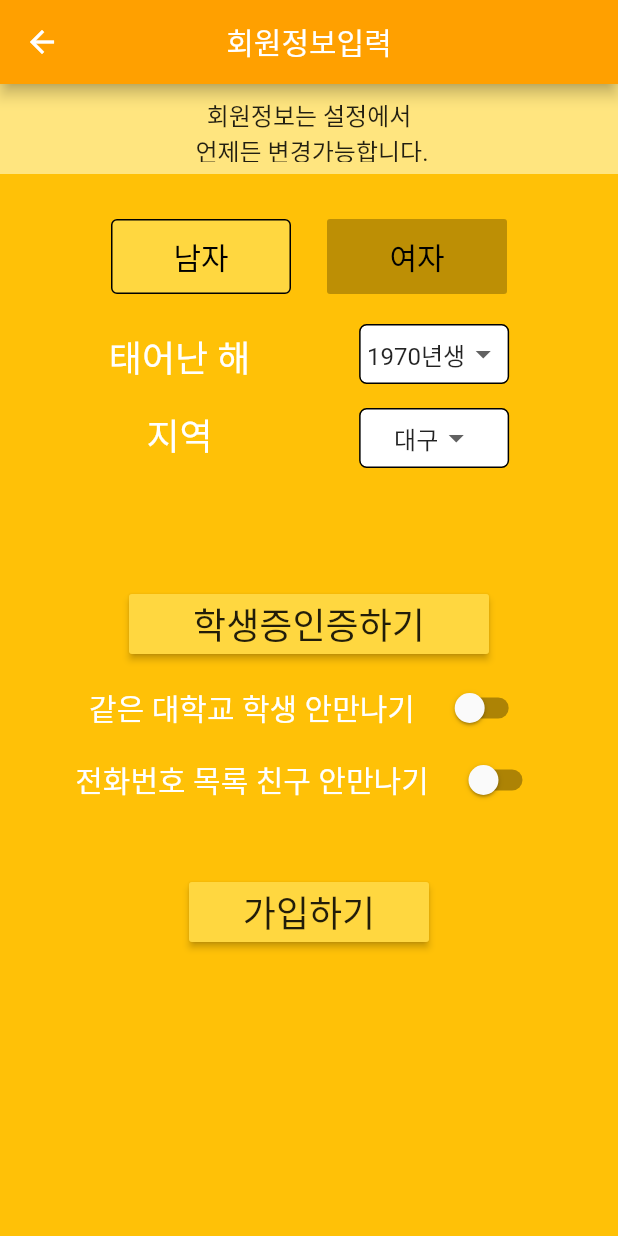
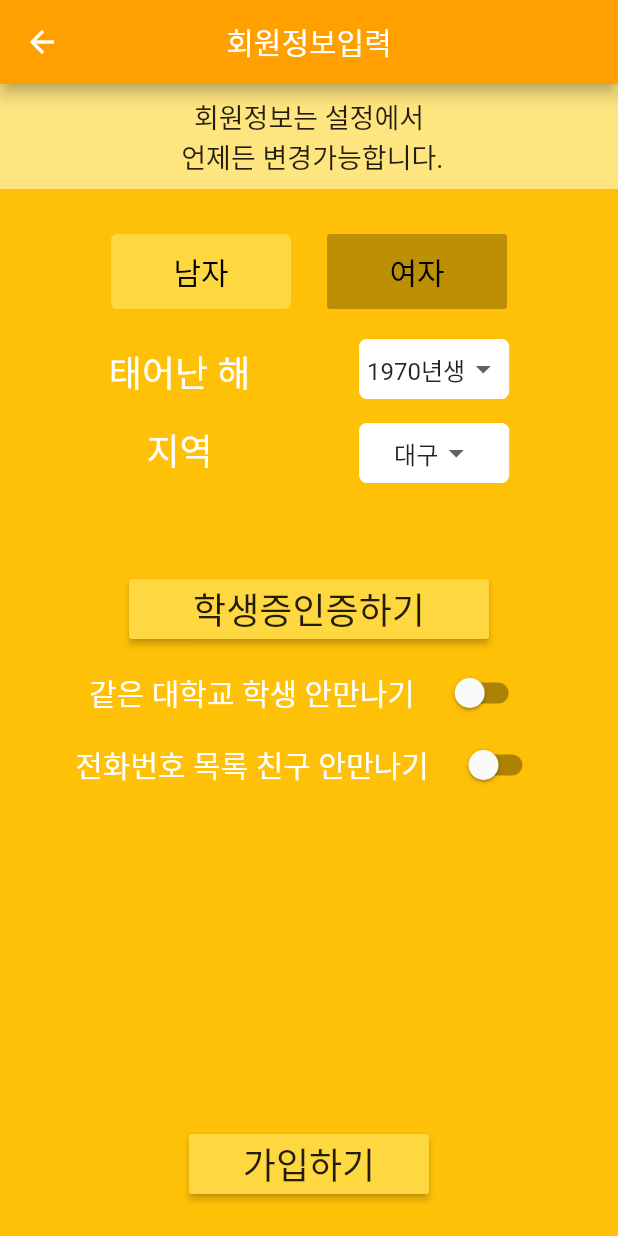
Before and after one commit to oaojjj/anony-chat, a Flutter app: the RegisterPage screen opened directly, on a phone screen of 412 x 824 dp. Run offline on Flutter 3.47's test engine with Material 2 defaults, Android fonts, the phone set to English and light mode, and no system bars; accounts and stored records are empty.

Commit message:
feat: 회원정보입력 페이지 non border version

```diff
--- a/lib/ui/page/register_page.dart
+++ b/lib/ui/page/register_page.dart
@@ -58,12 +58,12 @@ class _RegisterPageState extends State<RegisterPage> {
             child: Container(
               padding: EdgeInsets.all(8.0),
               color: Colors.amberAccent[100],
-              height: 60.0,
+              height: 70.0,
               width: double.infinity,
               child: Text(
                 '회원정보는 설정에서\n 언제든 변경가능합니다.',
                 textAlign: TextAlign.center,
-                style: TextStyle(fontSize: 16.0),
+                style: TextStyle(fontSize: 18.0),
               ),
             ),
           ),
@@ -78,8 +78,7 @@ class _RegisterPageState extends State<RegisterPage> {
                   ButtonTheme(
                     shape: sexBtnColor
                         ? RoundedRectangleBorder(
-                            borderRadius: BorderRadius.circular(4.0),
-                            side: BorderSide(color: Colors.black))
+                            borderRadius: BorderRadius.circular(4.0))
                         : null,
                     minWidth: 120.0,
                     height: 50.0,
@@ -100,8 +99,7 @@ class _RegisterPageState extends State<RegisterPage> {
                     shape: sexBtnColor
                         ? null
                         : RoundedRectangleBorder(
-                            borderRadius: BorderRadius.circular(4.0),
-                            side: BorderSide(color: Colors.black)),
+                            borderRadius: BorderRadius.circular(4.0)),
                     minWidth: 120.0,
                     height: 50.0,
                     child: FlatButton(
@@ -121,7 +119,8 @@ class _RegisterPageState extends State<RegisterPage> {
             ),
           ),
           SizedBox(height: 20.0),
-          Center(
+          Expanded(
+            child: Center(
               child: Column(
                 children: [
                   Row(
@@ -130,12 +129,12 @@ class _RegisterPageState extends State<RegisterPage> {
                       Column(
                         children: [
                           Text('태어난 해',
-                            style:
-                                TextStyle(fontSize: 24.0, color: Colors.white)),
+                              style: TextStyle(
+                                  fontSize: 24.0, color: Colors.white)),
                           SizedBox(height: 16.0),
                           Text('지역',
-                            style:
-                                TextStyle(fontSize: 24.0, color: Colors.white))
+                              style: TextStyle(
+                                  fontSize: 24.0, color: Colors.white))
                         ],
                       ),
                       Column(
@@ -148,13 +147,14 @@ class _RegisterPageState extends State<RegisterPage> {
                       )
                     ],
                   ),
-                SizedBox(height: 80.0),
+                  SizedBox(height: 60.0),
                   ButtonTheme(
                     buttonColor: Colors.amberAccent,
                     minWidth: 240.0,
                     height: 40.0,
                     child: RaisedButton(
-                      child: Text('학생증인증하기', style: TextStyle(fontSize: 24.0)),
+                        child:
+                            Text('학생증인증하기', style: TextStyle(fontSize: 24.0)),
                         onPressed: () {
                           // TODO 학생증 인증 페이지
                         }),
@@ -192,8 +192,13 @@ class _RegisterPageState extends State<RegisterPage> {
                           }),
                     )
                   ]),
-                SizedBox(height: 40.0),
-                ButtonTheme(
+                ],
+              ),
+            ),
+          ),
+          Padding(
+            padding: EdgeInsets.only(bottom: 24.0),
+            child: ButtonTheme(
               minWidth: 160.0,
               height: 40.0,
               buttonColor: Colors.amberAccent,
@@ -202,11 +207,11 @@ class _RegisterPageState extends State<RegisterPage> {
                     '가입하기',
                     style: TextStyle(fontSize: 24.0),
                   ),
-                      onPressed: !isCanRegister ? () => {
+                  onPressed: !isCanRegister
+                      ? () => {
                             // TODO 가입하기 버튼
-                      } : null),
-                )
-              ],
+                          }
+                      : null),
             ),
           )
         ],
@@ -220,7 +225,6 @@ class _RegisterPageState extends State<RegisterPage> {
       width: 100.0,
       decoration: BoxDecoration(
           color: Colors.white,
-          border: Border.all(color: Colors.black, width: 1.0),
           borderRadius: BorderRadius.all(Radius.circular(5.0))),
       child: Center(
         child: DropdownButtonHideUnderline(
```
Lines whose indentation alone changed are shown as unchanged.
